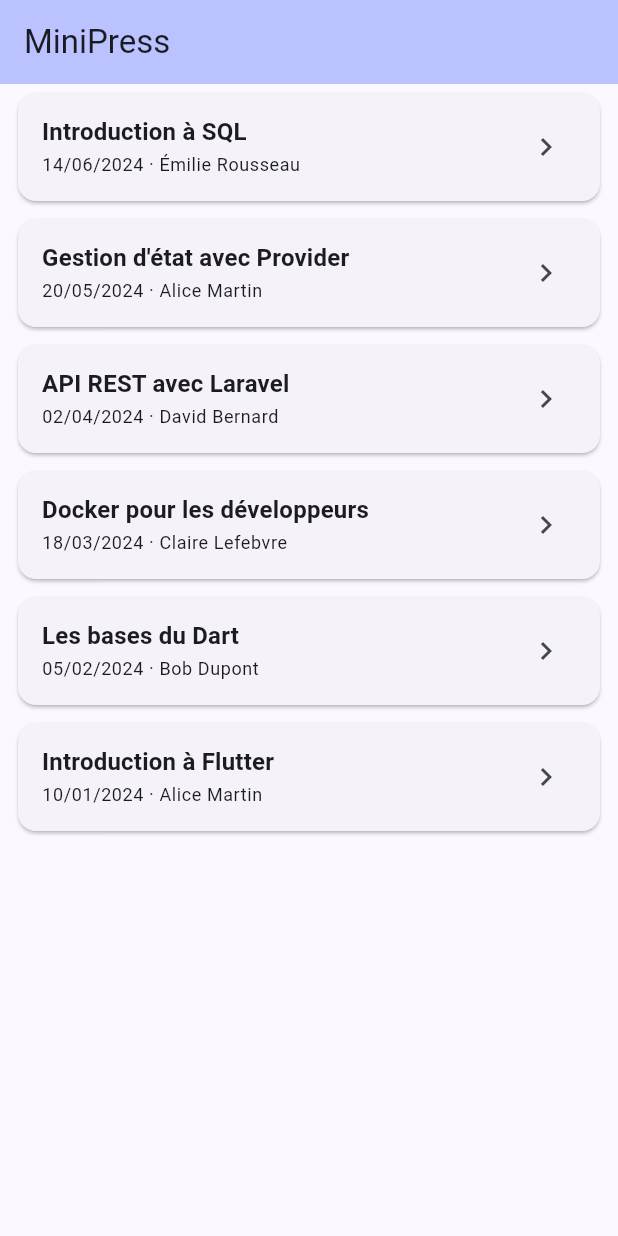
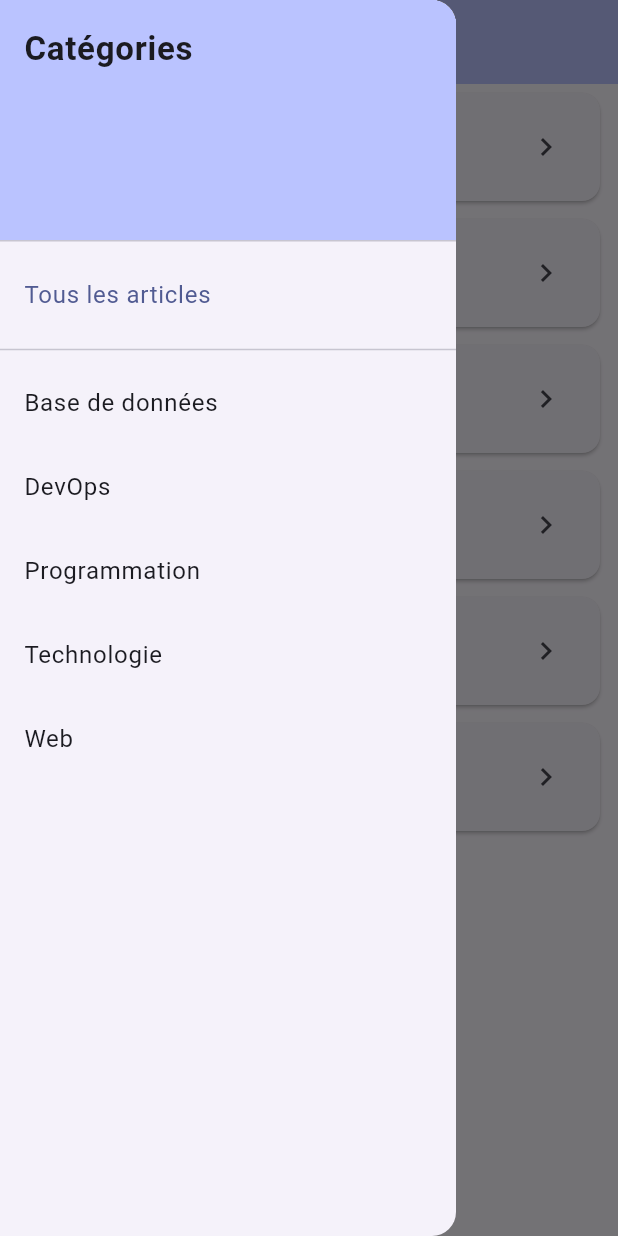
Before and after one commit to Kartedian/MiniPress, a Flutter app: the screen it shows after launch, with the side drawer open (before the commit the screen has no drawer), on a phone screen of 412 x 824 dp. Run offline on Flutter 3.47's test engine with Material 3 defaults, Android fonts, the phone set to English and light mode, and no system bars.

Commit message:
Affichage liste des catégories

```diff
--- a/minipress_app/lib/screens/article_list_screen.dart
+++ b/minipress_app/lib/screens/article_list_screen.dart
@@ -4,22 +4,70 @@ import '../services/article_service.dart';
 import '../widget/article_tile.dart';
 import 'article_detail_screen.dart';
 
-class ArticleListScreen extends StatelessWidget {
+class ArticleListScreen extends StatefulWidget {
   const ArticleListScreen({super.key});
 
   @override
+  State<ArticleListScreen> createState() => _ArticleListScreenState();
+}
+
+class _ArticleListScreenState extends State<ArticleListScreen> {
+  final _service = ArticleService();
+  String? _selectedCategory;
+
+  List<Article> get _articles => _selectedCategory == null
+      ? _service.getArticles()
+      : _service.getArticlesByCategory(_selectedCategory!);
+
+  void _selectCategory(String? category) {
+    setState(() => _selectedCategory = category);
+    Navigator.pop(context);
+  }
+
+  @override
   Widget build(BuildContext context) {
-    final articles = ArticleService().getArticles();
+    final categories = _service.getCategories();
 
     return Scaffold(
       appBar: AppBar(
-        title: const Text('MiniPress'),
+        title: Text(_selectedCategory ?? 'MiniPress'),
         backgroundColor: Theme.of(context).colorScheme.inversePrimary,
       ),
-      body: ListView.builder(
-        itemCount: articles.length,
+      drawer: Drawer(
+        child: ListView(
+          padding: EdgeInsets.zero,
+          children: [
+            DrawerHeader(
+              decoration: BoxDecoration(
+                color: Theme.of(context).colorScheme.inversePrimary,
+              ),
+              child: const Text(
+                'Catégories',
+                style: TextStyle(fontSize: 22, fontWeight: FontWeight.bold),
+              ),
+            ),
+            ListTile(
+              title: const Text('Tous les articles'),
+              selected: _selectedCategory == null,
+              onTap: () => _selectCategory(null),
+            ),
+            const Divider(),
+            ...categories.map(
+              (cat) => ListTile(
+                title: Text(cat),
+                selected: _selectedCategory == cat,
+                onTap: () => _selectCategory(cat),
+              ),
+            ),
+          ],
+        ),
+      ),
+      body: _articles.isEmpty
+          ? const Center(child: Text('Aucun article dans cette catégorie.'))
+          : ListView.builder(
+              itemCount: _articles.length,
               itemBuilder: (context, index) {
-          final Article article = articles[index];
+                final Article article = _articles[index];
                 return ArticleTile(
                   article: article,
                   onTap: () => Navigator.push(
--- a/minipress_app/lib/services/article_service.dart
+++ b/minipress_app/lib/services/article_service.dart
@@ -65,6 +65,20 @@ class ArticleService {
     return sorted;
   }
 
+  /// Retourne les articles d'une catégorie, triés par date décroissante.
+  List<Article> getArticlesByCategory(String category) {
+    final filtered = _articles.where((a) => a.category == category).toList();
+    filtered.sort((a, b) => b.createdAt.compareTo(a.createdAt));
+    return filtered;
+  }
+
+  /// Retourne la liste des catégories uniques triées alphabétiquement.
+  List<String> getCategories() {
+    final categories = _articles.map((a) => a.category).toSet().toList();
+    categories.sort();
+    return categories;
+  }
+
   Article? getArticleById(int id) {
     try {
       return _articles.firstWhere((a) => a.id == id);
```
Also changed, not shown: 1 other file. Lines whose indentation alone changed are shown as unchanged.
